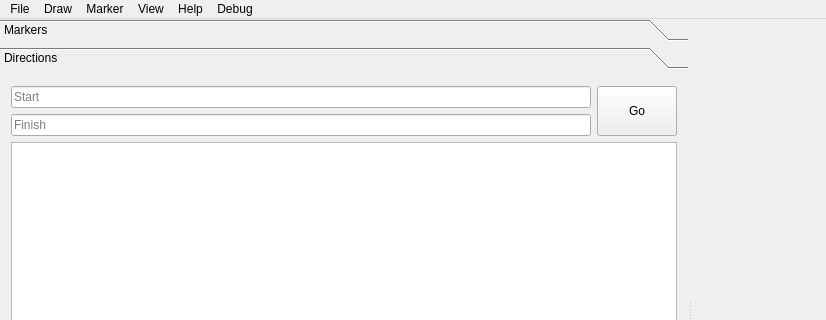
First picture: the form in mainwindow.ui, repository archnemesis/OSMExplorer, before the edit; both pictures show x 0 to 826 and y 0 to 320 of the 939 by 623 pixel window.
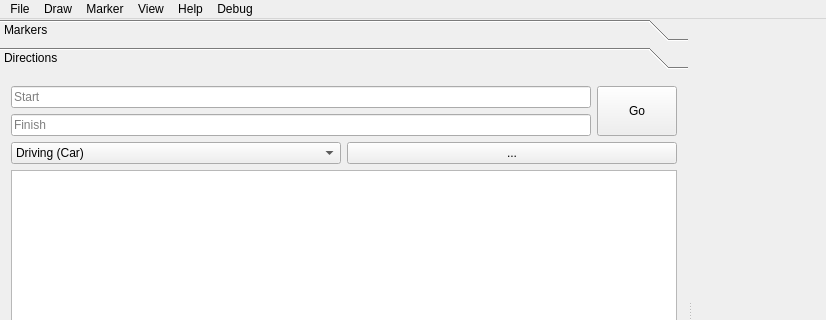
Second picture: the form after the edit. Custom widgets are drawn as their Qt base class.

The edit to the form file:
```diff
--- a/mainwindow.ui
+++ b/mainwindow.ui
@@ -74,8 +74,8 @@
          <rect>
           <x>0</x>
           <y>0</y>
-          <width>381</width>
-          <height>528</height>
+          <width>688</width>
+          <height>510</height>
          </rect>
         </property>
         <attribute name="label">
@@ -117,6 +117,41 @@
            </item>
           </layout>
          </item>
+         <item>
+          <layout class="QHBoxLayout" name="horizontalLayout_2">
+           <item>
+            <widget class="QComboBox" name="comboBox">
+             <item>
+              <property name="text">
+               <string>Driving (Car)</string>
+              </property>
+             </item>
+             <item>
+              <property name="text">
+               <string>Driving (Heavy Vehicle)</string>
+              </property>
+             </item>
+             <item>
+              <property name="text">
+               <string>Walking</string>
+              </property>
+             </item>
+             <item>
+              <property name="text">
+               <string>Cycling</string>
+              </property>
+             </item>
+            </widget>
+           </item>
+           <item>
+            <widget class="QPushButton" name="pushButton">
+             <property name="text">
+              <string>...</string>
+             </property>
+            </widget>
+           </item>
+          </layout>
+         </item>
          <item>
           <widget class="QListWidget" name="lstDirections"/>
          </item>
```
Left out of the diff: 6 changed lines with no effect on the pictures.
